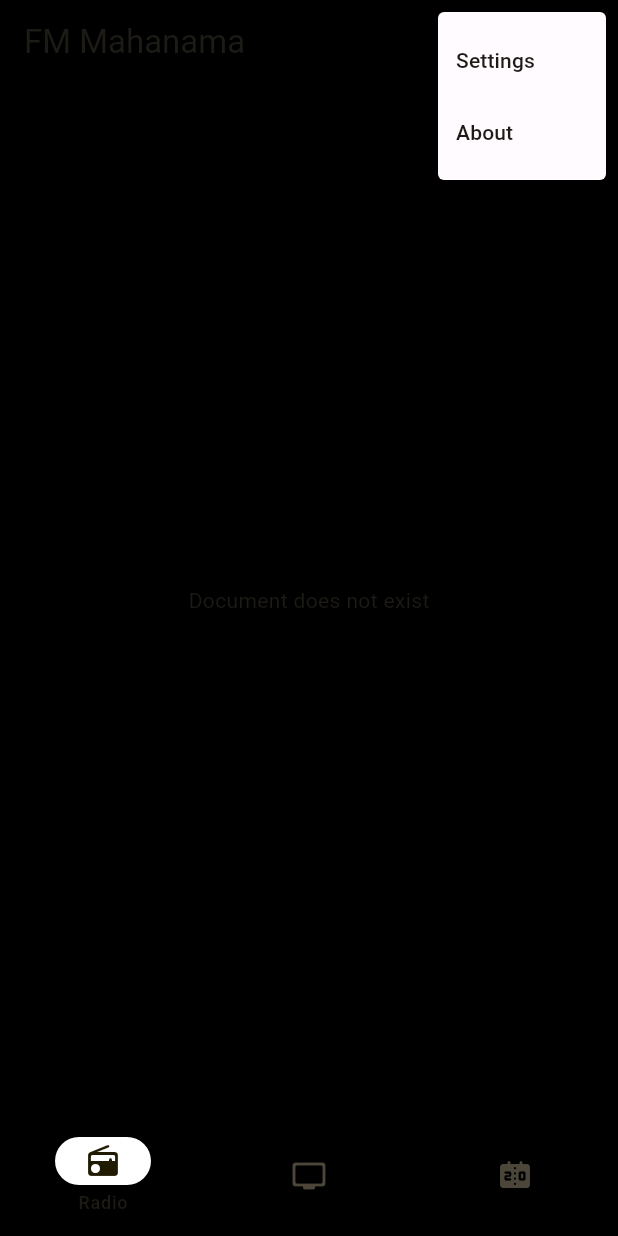
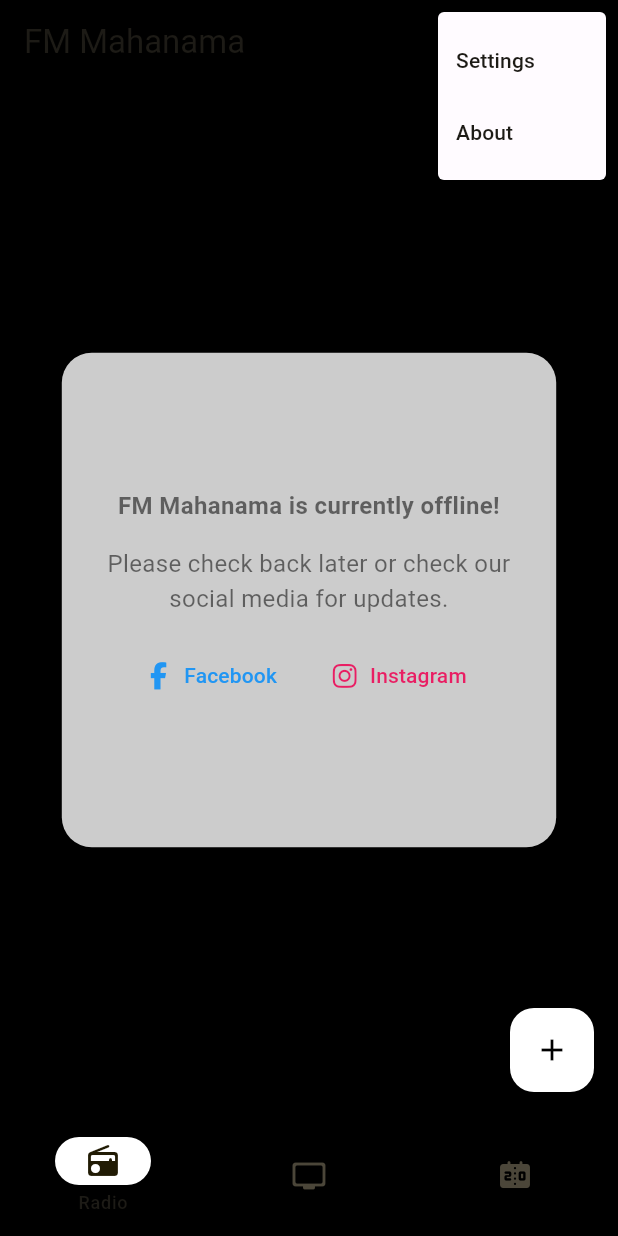
Before and after one commit to RusiruWijethilake/fm_mahanama_mobile_app, a Flutter app: the screen it shows after launch, after a tap on the "more vert" icon, on a phone screen of 412 x 824 dp. Run offline on Flutter 3.47's test engine with Material 2 defaults, Android fonts, the phone set to English and light mode, and no system bars; our stand-ins replace assets_audio_player, cloud_firestore, firebase_analytics, firebase_auth, firebase_core, firebase_crashlytics and 3 more; missing offline and left inert: firebase_performance, flutter_gradient_colors, profanity_filter; accounts and stored records are empty.

Commit message:
Chat functionality fixed

```diff
--- a/lib/main.dart
+++ b/lib/main.dart
@@ -9,7 +9,7 @@ import 'package:flutter/foundation.dart';
 import 'package:flutter/material.dart';
 import 'package:fm_mahanama_mobile_app/firebase_options.dart';
 import 'package:fm_mahanama_mobile_app/pages/home_page.dart';
-import 'package:fm_mahanama_mobile_app/pages/tabs/chat_view.dart';
+import 'package:fm_mahanama_mobile_app/pages/chat_page.dart';
 import 'package:fm_mahanama_mobile_app/theme/color_schemes.g.dart';
 
 void main() async {
--- a/lib/pages/home_page.dart
+++ b/lib/pages/home_page.dart
@@ -41,6 +41,10 @@ class _HomePageState extends State<HomePage>{
         title: const Text("FM Mahanama"),
         backgroundColor: Colors.transparent,
         surfaceTintColor: Colors.transparent,
+        systemOverlayStyle: const SystemUiOverlayStyle(
+          statusBarColor: Colors.transparent,
+          statusBarIconBrightness: Brightness.dark,
+        ),
         actions: [
           PopupMenuButton(
             icon: const Icon(Icons.more_vert_rounded),
@@ -167,6 +171,13 @@ class _HomePageState extends State<HomePage>{
           ),
         ],
       ),
+      floatingActionButton: FloatingActionButton(onPressed: () {
+        ScaffoldMessenger.of(context).showSnackBar(
+          const SnackBar(
+            content: Text("Coming soon!"),
+          ),
+        );
+      }, child: const Icon(Icons.add), backgroundColor: Colors.white, foregroundColor: Colors.black,),
     );
   }
 
--- a/lib/pages/tabs/tab_radio.dart
+++ b/lib/pages/tabs/tab_radio.dart
@@ -1,9 +1,10 @@
+import 'package:assets_audio_player/assets_audio_player.dart';
 import 'package:assets_audio_player/src/assets_audio_player.dart';
 import 'package:cloud_firestore/cloud_firestore.dart';
 import 'package:firebase_analytics/firebase_analytics.dart';
 import 'package:firebase_storage/firebase_storage.dart';
 import 'package:flutter/material.dart';
-import 'package:fm_mahanama_mobile_app/pages/tabs/chat_view.dart';
+import 'package:fm_mahanama_mobile_app/pages/chat_page.dart';
 import 'package:fm_mahanama_mobile_app/theme/app_colors.dart';
 import 'package:font_awesome_flutter/font_awesome_flutter.dart';
 
@@ -24,6 +25,15 @@ class _RadioTabState extends State<RadioTab> with SingleTickerProviderStateMixin
   late AnimationController controller;
   late Animation<double> animation;
 
+  bool _initialLoad = false;
+  bool _streamOnline = false;
+  bool _chatEnabled = false;
+
+  String _nowPlaying = "";
+  String _by = "";
+  String _coverPhoto = "";
+  String _radioStreamUrl = "";
+
   @override
   void initState() {
     super.initState();
@@ -35,10 +45,91 @@ class _RadioTabState extends State<RadioTab> with SingleTickerProviderStateMixin
       parent: controller,
       curve: Curves.easeInOut,
     );
+    loadAndListenToRadioData();
+  }
+
+  void loadAndListenToRadioData() async {
+    _radioStream.listen((event) {
+      if (event.exists) {
+        bool onAir = event.get("onair");
+        bool chatEnabled = event.get("chat_enabled");
+        String nowPlaying = event.get("nowplaying");
+        String by = event.get("by");
+        String radioStreamUrl = event.get("link");
+        String coverPhoto = event.get("cover");
+
+        if (onAir != _streamOnline) {
+          setState(() {
+            _streamOnline = onAir;
+          });
+        }
+
+        if (chatEnabled != _chatEnabled) {
+          setState(() {
+            _chatEnabled = chatEnabled;
+          });
+        }
+
+        if (nowPlaying != _nowPlaying) {
+          setState(() {
+            _nowPlaying = nowPlaying;
+          });
+        }
+
+        if (by != _by) {
+          setState(() {
+            _by = by;
+          });
+        }
+
+        if (radioStreamUrl != _radioStreamUrl) {
+          setState(() {
+            _radioStreamUrl = radioStreamUrl;
+          });
+        }
+
+        FirebaseStorage.instance.refFromURL(coverPhoto).getDownloadURL().then((value) {
+          if (value != _coverPhoto) {
+            setState(() {
+              _coverPhoto = value;
+            });
+            if (_streamOnline) {
+              widget.radioPlayer.open(
+                Audio.liveStream(
+                  radioStreamUrl,
+                  metas: Metas(
+                    title: nowPlaying,
+                    artist: by,
+                    image: MetasImage.network(coverPhoto),
+                  ),
+                ),
+                autoStart: false,
+                notificationSettings: NotificationSettings(
+                  nextEnabled: false,
+                  prevEnabled: false,
+                  seekBarEnabled: false,
+                  playPauseEnabled: true,
+                  stopEnabled: false,
+                ),
+                forceOpen: true,
+                playInBackground: PlayInBackground.enabled,
+                audioFocusStrategy: AudioFocusStrategy.request(
+                  resumeAfterInterruption: true,
+                  resumeOthersPlayersAfterDone: true,
+                ),
+                showNotification: true,
+              );
+            }
+          }
+        });
+      }
+      _initialLoad = true;
+    });
   }
 
   @override
   void dispose() {
+    widget.radioPlayer.dispose();
     controller.dispose();
     super.dispose();
   }
@@ -49,25 +140,7 @@ class _RadioTabState extends State<RadioTab> with SingleTickerProviderStateMixin
       child: SingleChildScrollView(
         physics: const ClampingScrollPhysics(),
         padding: const EdgeInsets.all(16.0),
-        child: StreamBuilder<DocumentSnapshot>(
-          stream: _radioStream,
-          builder: (context, snapshot) {
-            if (snapshot.hasError) {
-              return const Text("Something went wrong");
-            }
-            if (snapshot.connectionState == ConnectionState.waiting) {
-              return const CircularProgressIndicator();
-            }
-            if (snapshot.hasData && !snapshot.data!.exists) {
-              return const Text("Document does not exist");
-            }
-            if (snapshot.data!.get("onair") == true) {
-              String nowPlaying = snapshot.data!.get("nowplaying");
-              String by = snapshot.data!.get("by");
-              String coverPhoto = snapshot.data!.get("cover");
-              final gsCoverPhoto = FirebaseStorage.instance.refFromURL(coverPhoto);
-
-              return Column(
+        child: _initialLoad ? _streamOnline ? Column(
           children: [
             const Text(
               "NOW PLAYING",
@@ -93,11 +166,8 @@ class _RadioTabState extends State<RadioTab> with SingleTickerProviderStateMixin
               ),
               child: ClipRRect(
                 borderRadius: BorderRadius.circular(240.0),
-                      child: StreamBuilder(
-                        stream: gsCoverPhoto.getDownloadURL().asStream(),
-                        builder: (context, snapshot) {
-                          return Image.network(
-                            snapshot.data.toString(),
+                child: Image.network(
+                  _coverPhoto,
                   fit: BoxFit.cover,
                   loadingBuilder: (context, child, loadingProgress) {
                     if (loadingProgress == null) return child;
@@ -110,16 +180,14 @@ class _RadioTabState extends State<RadioTab> with SingleTickerProviderStateMixin
                       child: Icon(Icons.error_outline_rounded, color: Colors.grey, size: 48.0,),
                     );
                   },
-                          );
-                        },
                 ),
               ),
             ),
             const SizedBox(height: 22.0),
-                  const Padding(
+            Padding(
               padding: EdgeInsets.only(left: 30.0, right: 30.0),
               child: Text(
-                      "Music Infinity",
+                _nowPlaying,
                 style: TextStyle(
                   color: Colors.black54,
                   fontSize: 32.0,
@@ -127,10 +195,10 @@ class _RadioTabState extends State<RadioTab> with SingleTickerProviderStateMixin
                 ),
               ),
             ),
-                  const Padding(
+            Padding(
               padding: EdgeInsets.only(left: 30.0, right: 30.0),
               child: Text(
-                      "Mahanama College Radio Club",
+                _by,
                 style: TextStyle(
                   color: Colors.black54,
                   fontSize: 16.0,
@@ -138,11 +206,41 @@ class _RadioTabState extends State<RadioTab> with SingleTickerProviderStateMixin
               ),
             ),
             const SizedBox(height: 22.0),
-                  IconButton.filled(
-                    onPressed: () {
-                      setState(() {
-                        controller.isCompleted ? controller.reverse() : controller.forward();
-                      });
+            widget.radioPlayer.builderIsPlaying(builder: (context, isPlaying) {
+              if (isPlaying) {
+                controller.forward();
+              } else {
+                controller.reverse();
+              }
+
+              return IconButton.filled(
+                onPressed: () async {
+                  if (isPlaying) {
+                    await widget.analytics.logEvent(name: 'radio_stop', parameters: null);
+                    widget.radioPlayer.stop();
+                    controller.reverse();
+                    widget.radioPlayer.updateCurrentAudioNotification(
+                      metas: Metas(
+                        title: _nowPlaying,
+                        artist: _by,
+                        image: MetasImage.network(_coverPhoto),
+                      ),
+                      showNotifications: false,
+                    );
+                  } else {
+                    await widget.analytics.logEvent(name: 'radio_play', parameters: null);
+                    widget.radioPlayer.play();
+                    widget.radioPlayer.setLoopMode(LoopMode.none);
+                    controller.forward();
+                    widget.radioPlayer.updateCurrentAudioNotification(
+                      metas: Metas(
+                        title: _nowPlaying,
+                        artist: _by,
+                        image: MetasImage.network(_coverPhoto),
+                      ),
+                      showNotifications: true,
+                    );
+                  }
                 },
                 icon: AnimatedIcon(
                   icon: AnimatedIcons.play_pause,
@@ -154,6 +252,22 @@ class _RadioTabState extends State<RadioTab> with SingleTickerProviderStateMixin
                   foregroundColor: Colors.black87,
                   padding: const EdgeInsets.all(18.0),
                 ),
+              );
+            },),
+            const SizedBox(height: 22.0),
+            widget.radioPlayer.builderIsBuffering(
+              builder: (context, isBuffering) {
+                if (isBuffering) {
+                  return SizedBox(
+                    width: MediaQuery.of(context).size.width * 0.6,
+                    child: LinearProgressIndicator(
+                      backgroundColor: Colors.black.withOpacity(0.1),
+                    ),
+                  );
+                } else {
+                  return const SizedBox.shrink();
+                }
+              },
             ),
             const SizedBox(height: 22.0),
             Container(
@@ -166,34 +280,39 @@ class _RadioTabState extends State<RadioTab> with SingleTickerProviderStateMixin
                 mainAxisAlignment: MainAxisAlignment.spaceEvenly,
                 children: [
                   IconButton(
-                          onPressed: () {
+                    onPressed: _chatEnabled ? () {
                       Navigator.pushNamed(context, ChatPage.routeName);
+                    } : () {
+                      ScaffoldMessenger.of(context).showSnackBar(
+                        const SnackBar(
+                          content: Text("Chat is disabled for now. Check back later."),
+                        ),
+                      );
                     },
                     icon: const Icon(Icons.chat_rounded),
                     iconSize: 24.0,
-                          color: Colors.black54,
+                    color: Colors.black87,
+                    tooltip: _chatEnabled ? "Chat" : "Chat is disabled",
                   ),
                   IconButton(
                     onPressed: () {},
                     icon: const Icon(Icons.share_rounded),
                     iconSize: 24.0,
-                          color: Colors.black54,
+                    color: Colors.black87,
+                    tooltip: "Share the live radio",
                   ),
                   IconButton(
                     onPressed: () {},
                     icon: const Icon(FontAwesomeIcons.heart),
                     iconSize: 24.0,
-                          color: Colors.black54,
+                    color: Colors.black87,
+                    tooltip: "Like the stream",
                   ),
                 ],
               ),
             ),
           ],
-              );
-            } else {
-              widget.radioPlayer.stop();
-
-              return Container(
+        ) : Container(
           height: MediaQuery.of(context).size.width * 0.8,
           width: MediaQuery.of(context).size.width * 0.8,
           padding: const EdgeInsets.all(16.0),
@@ -255,9 +374,10 @@ class _RadioTabState extends State<RadioTab> with SingleTickerProviderStateMixin
               ],
             ),
           ),
-              );
-            }
-          },
+        ) : Center(
+          child: CircularProgressIndicator(
+            color: Colors.white,
+          ),
         ),
       ),
     );
```
Also changed, not shown: lib/pages/chat_page.dart (renamed from lib/pages/tabs/chat_view.dart, +6 -4 lines), 1 other file. Lines whose indentation alone changed are shown as unchanged.
